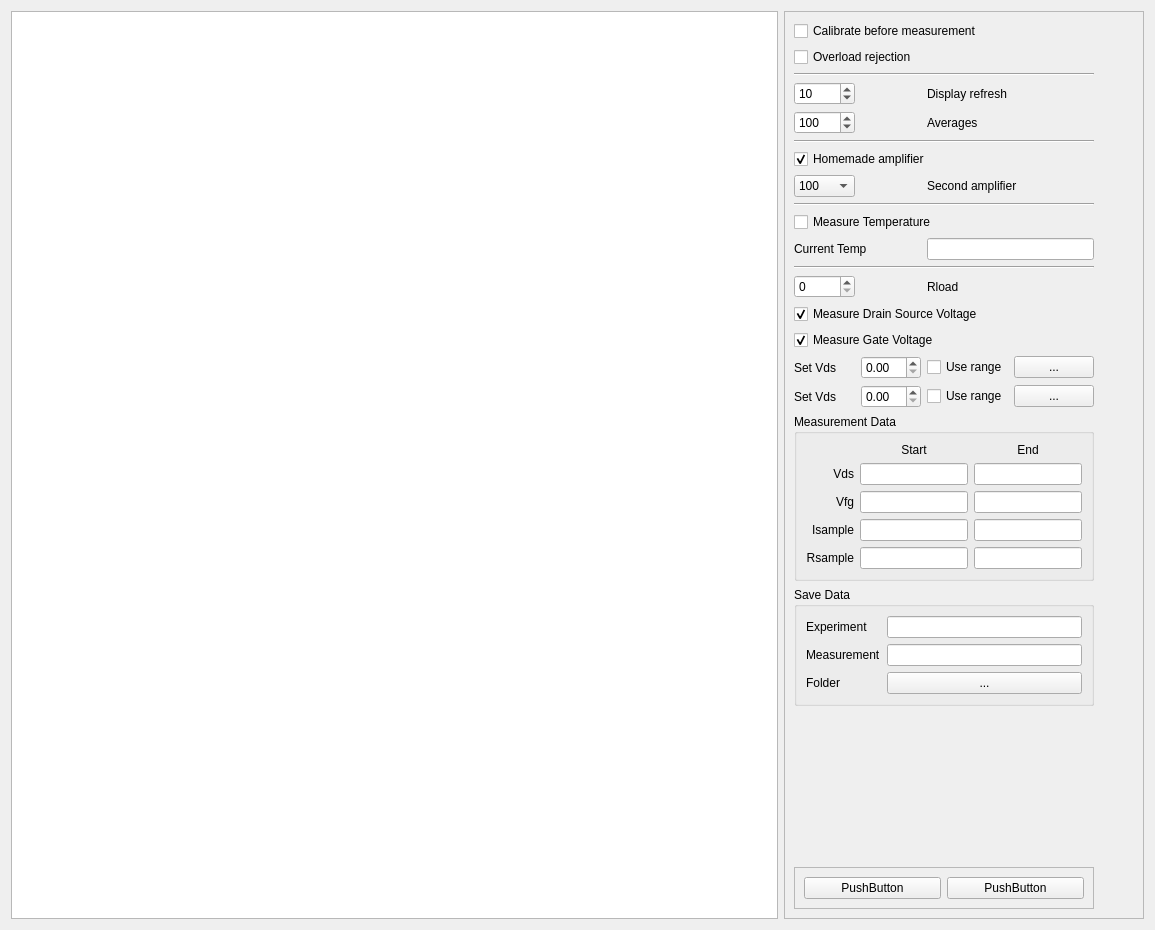
Qt form LegacyNoiseMeasurementSetup/UI_NoiseMeasurement.ui (zigorrom/LegacyNoiseMeasurementSetup) before a commit.
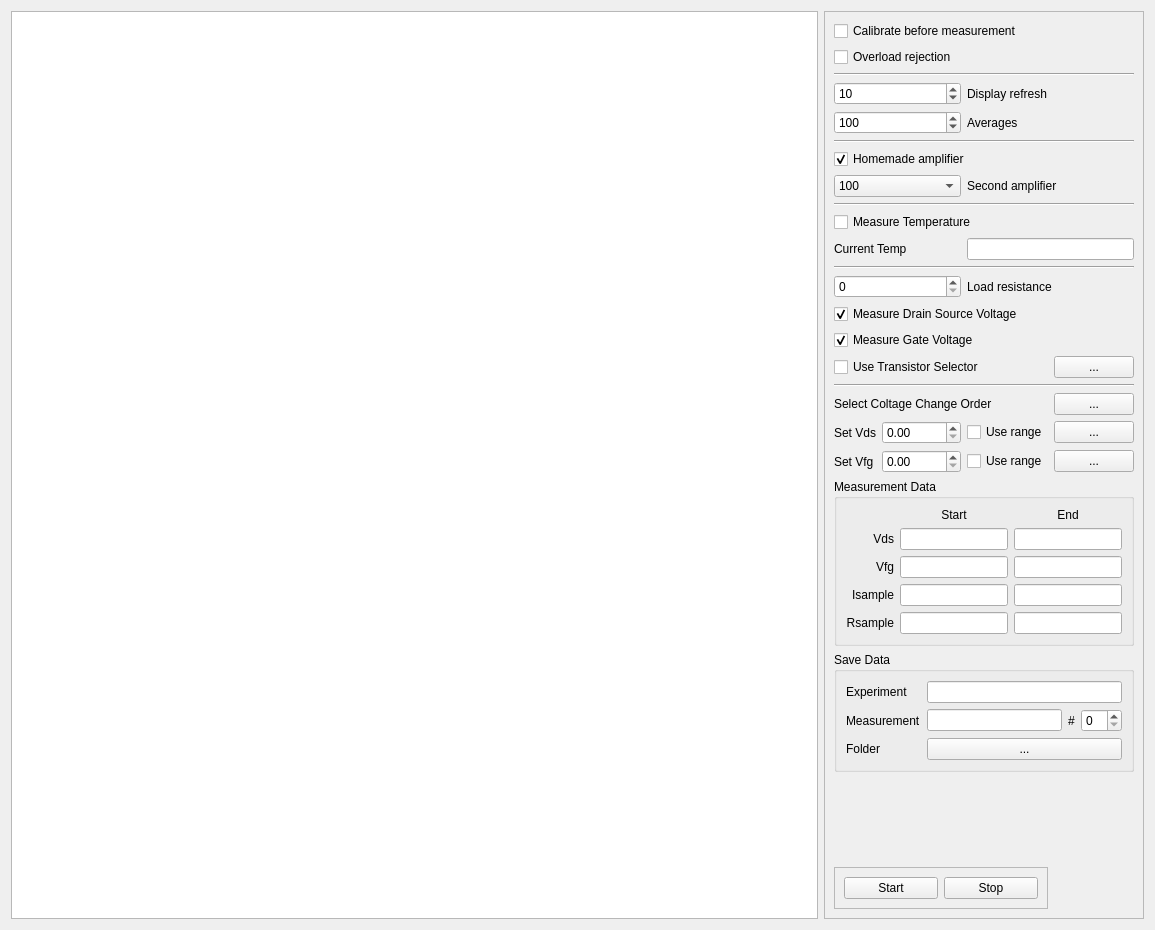
The same form after that commit.

Patch:
```diff
--- a/LegacyNoiseMeasurementSetup/UI_NoiseMeasurement.ui
+++ b/LegacyNoiseMeasurementSetup/UI_NoiseMeasurement.ui
@@ -20,7 +20,7 @@
    <item row="0" column="1">
     <widget class="QFrame" name="frame">
      <property name="sizePolicy">
-      <sizepolicy hsizetype="Fixed" vsizetype="Preferred">
+      <sizepolicy hsizetype="Preferred" vsizetype="Preferred">
        <horstretch>0</horstretch>
        <verstretch>0</verstretch>
       </sizepolicy>
@@ -32,7 +32,86 @@
       <enum>QFrame::Raised</enum>
      </property>
      <layout class="QGridLayout" name="gridLayout_2">
-      <item row="17" column="0" colspan="4">
+      <item row="25" column="1" colspan="5">
+       <widget class="QGroupBox" name="groupBox_2">
+        <property name="title">
+         <string>Save Data</string>
+        </property>
+        <layout class="QGridLayout" name="gridLayout_4">
+         <item row="0" column="0">
+          <widget class="QLabel" name="label_12">
+           <property name="text">
+            <string>Experiment</string>
+           </property>
+          </widget>
+         </item>
+         <item row="2" column="0">
+          <widget class="QLabel" name="label_14">
+           <property name="text">
+            <string>Folder</string>
+           </property>
+          </widget>
+         </item>
+         <item row="1" column="1">
+          <widget class="QLineEdit" name="lineEdit_12"/>
+         </item>
+         <item row="1" column="0">
+          <widget class="QLabel" name="label_13">
+           <property name="text">
+            <string>Measurement</string>
+           </property>
+          </widget>
+         </item>
+         <item row="1" column="2">
+          <widget class="QLabel" name="label_17">
+           <property name="text">
+            <string>#</string>
+           </property>
+          </widget>
+         </item>
+         <item row="1" column="3">
+          <widget class="QSpinBox" name="spinBox_4"/>
+         </item>
+         <item row="0" column="1" colspan="3">
+          <widget class="QLineEdit" name="lineEdit_11"/>
+         </item>
+         <item row="2" column="1" colspan="3">
+          <widget class="QPushButton" name="folderBrowseButton">
+           <property name="text">
+            <string>...</string>
+           </property>
+          </widget>
+         </item>
+        </layout>
+       </widget>
+      </item>
+      <item row="27" column="1" colspan="4">
+       <widget class="QFrame" name="frame_2">
+        <property name="frameShape">
+         <enum>QFrame::StyledPanel</enum>
+        </property>
+        <property name="frameShadow">
+         <enum>QFrame::Raised</enum>
+        </property>
+        <layout class="QHBoxLayout" name="horizontalLayout">
+         <item>
+          <widget class="QPushButton" name="startButton">
+           <property name="text">
+            <string>Start</string>
+           </property>
+          </widget>
+         </item>
+         <item>
+          <widget class="QPushButton" name="stopButton">
+           <property name="text">
+            <string>Stop</string>
+           </property>
+          </widget>
+         </item>
+        </layout>
+       </widget>
+      </item>
+      <item row="24" column="1" colspan="5">
        <widget class="QGroupBox" name="groupBox">
         <property name="sizePolicy">
          <sizepolicy hsizetype="Preferred" vsizetype="Maximum">
@@ -44,63 +123,49 @@
          <string>Measurement Data</string>
         </property>
         <layout class="QGridLayout" name="gridLayout">
-         <item row="0" column="1">
-          <widget class="QLabel" name="label_6">
-           <property name="text">
-            <string>Start</string>
-           </property>
-           <property name="alignment">
-            <set>Qt::AlignCenter</set>
-           </property>
-          </widget>
-         </item>
-         <item row="0" column="2">
-          <widget class="QLabel" name="label_7">
-           <property name="text">
-            <string>End</string>
-           </property>
-           <property name="alignment">
-            <set>Qt::AlignCenter</set>
-           </property>
-          </widget>
-         </item>
-         <item row="1" column="0">
-          <widget class="QLabel" name="label_8">
-           <property name="text">
-            <string>Vds</string>
-           </property>
-           <property name="alignment">
-            <set>Qt::AlignRight|Qt::AlignTrailing|Qt::AlignVCenter</set>
-           </property>
-          </widget>
-         </item>
-         <item row="1" column="1">
-          <widget class="QLineEdit" name="lineEdit_2"/>
-         </item>
          <item row="1" column="2">
-          <widget class="QLineEdit" name="lineEdit_3"/>
-         </item>
-         <item row="2" column="0">
-          <widget class="QLabel" name="label_9">
-           <property name="text">
-            <string>Vfg</string>
+          <widget class="QLineEdit" name="lineEdit_3">
+           <property name="enabled">
+            <bool>true</bool>
            </property>
-           <property name="alignment">
-            <set>Qt::AlignRight|Qt::AlignTrailing|Qt::AlignVCenter</set>
+           <property name="readOnly">
+            <bool>true</bool>
            </property>
           </widget>
          </item>
          <item row="2" column="1">
           <widget class="QLineEdit" name="lineEdit_5">
+           <property name="enabled">
+            <bool>true</bool>
+           </property>
            <property name="text">
             <string/>
            </property>
+           <property name="readOnly">
+            <bool>true</bool>
+           </property>
           </widget>
          </item>
          <item row="2" column="2">
           <widget class="QLineEdit" name="lineEdit_4">
+           <property name="enabled">
+            <bool>true</bool>
+           </property>
            <property name="text">
             <string/>
+           </property>
+           <property name="readOnly">
+            <bool>true</bool>
+           </property>
+          </widget>
+         </item>
+         <item row="1" column="0">
+          <widget class="QLabel" name="label_8">
+           <property name="text">
+            <string>Vds</string>
+           </property>
+           <property name="alignment">
+            <set>Qt::AlignRight|Qt::AlignTrailing|Qt::AlignVCenter</set>
            </property>
           </widget>
          </item>
@@ -114,10 +179,46 @@
            </property>
           </widget>
          </item>
+         <item row="0" column="1">
+          <widget class="QLabel" name="label_6">
+           <property name="text">
+            <string>Start</string>
+           </property>
+           <property name="alignment">
+            <set>Qt::AlignCenter</set>
+           </property>
+          </widget>
+         </item>
          <item row="3" column="1">
           <widget class="QLineEdit" name="lineEdit_6">
+           <property name="enabled">
+            <bool>true</bool>
+           </property>
            <property name="text">
             <string/>
+           </property>
+           <property name="readOnly">
+            <bool>true</bool>
+           </property>
+          </widget>
+         </item>
+         <item row="0" column="2">
+          <widget class="QLabel" name="label_7">
+           <property name="text">
+            <string>End</string>
+           </property>
+           <property name="alignment">
+            <set>Qt::AlignCenter</set>
+           </property>
+          </widget>
+         </item>
+         <item row="2" column="0">
+          <widget class="QLabel" name="label_9">
+           <property name="text">
+            <string>Vfg</string>
+           </property>
+           <property name="alignment">
+            <set>Qt::AlignRight|Qt::AlignTrailing|Qt::AlignVCenter</set>
            </property>
           </widget>
          </item>
@@ -131,135 +232,111 @@
            </property>
           </widget>
          </item>
-         <item row="4" column="1">
-          <widget class="QLineEdit" name="lineEdit_9">
-           <property name="text">
-            <string/>
-           </property>
-          </widget>
-         </item>
          <item row="4" column="2">
           <widget class="QLineEdit" name="lineEdit_8">
+           <property name="enabled">
+            <bool>true</bool>
+           </property>
            <property name="text">
             <string/>
+           </property>
+           <property name="readOnly">
+            <bool>true</bool>
+           </property>
+          </widget>
+         </item>
+         <item row="4" column="1">
+          <widget class="QLineEdit" name="lineEdit_9">
+           <property name="enabled">
+            <bool>true</bool>
+           </property>
+           <property name="text">
+            <string/>
+           </property>
+           <property name="readOnly">
+            <bool>true</bool>
            </property>
           </widget>
          </item>
          <item row="3" column="2">
           <widget class="QLineEdit" name="lineEdit_7">
+           <property name="enabled">
+            <bool>true</bool>
+           </property>
            <property name="text">
             <string/>
            </property>
-          </widget>
-         </item>
-        </layout>
-       </widget>
-      </item>
-      <item row="18" column="0" colspan="4">
-       <widget class="QGroupBox" name="groupBox_2">
-        <property name="title">
-         <string>Save Data</string>
-        </property>
-        <layout class="QGridLayout" name="gridLayout_4">
-         <item row="0" column="0">
-          <widget class="QLabel" name="label_12">
-           <property name="text">
-            <string>Experiment</string>
-           </property>
-          </widget>
-         </item>
-         <item row="1" column="0">
-          <widget class="QLabel" name="label_13">
-           <property name="text">
-            <string>Measurement</string>
-           </property>
-          </widget>
-         </item>
-         <item row="2" column="0">
-          <widget class="QLabel" name="label_14">
-           <property name="text">
-            <string>Folder</string>
+           <property name="readOnly">
+            <bool>true</bool>
            </property>
           </widget>
          </item>
          <item row="1" column="1">
-          <widget class="QLineEdit" name="lineEdit_12"/>
+          <widget class="QLineEdit" name="lineEdit_2"/>
          </item>
-         <item row="0" column="1">
-          <widget class="QLineEdit" name="lineEdit_11"/>
-         </item>
-         <item row="2" column="1">
-          <widget class="QPushButton" name="pushButton_3">
-           <property name="text">
-            <string>...</string>
-           </property>
-          </widget>
-         </item>
         </layout>
        </widget>
       </item>
-      <item row="20" column="0" colspan="4">
-       <widget class="QFrame" name="frame_2">
-        <property name="frameShape">
-         <enum>QFrame::StyledPanel</enum>
-        </property>
-        <property name="frameShadow">
-         <enum>QFrame::Raised</enum>
-        </property>
-        <layout class="QHBoxLayout" name="horizontalLayout">
-         <item>
-          <widget class="QPushButton" name="pushButton">
-           <property name="text">
-            <string>PushButton</string>
-           </property>
-          </widget>
-         </item>
-         <item>
-          <widget class="QPushButton" name="pushButton_2">
-           <property name="text">
-            <string>PushButton</string>
-           </property>
-          </widget>
-         </item>
-        </layout>
-       </widget>
-      </item>
-      <item row="1" column="0" colspan="3">
+      <item row="1" column="1" colspan="5">
        <widget class="QCheckBox" name="checkBox_2">
         <property name="text">
          <string>Overload rejection</string>
         </property>
        </widget>
       </item>
-      <item row="9" column="0" colspan="3">
-       <widget class="QCheckBox" name="checkBox_4">
+      <item row="12" column="4" colspan="2">
+       <widget class="QLabel" name="label_4">
         <property name="text">
-         <string>Measure Temperature</string>
+         <string>Load resistance</string>
         </property>
        </widget>
       </item>
-      <item row="10" column="0" colspan="2">
-       <widget class="QLabel" name="label_5">
-        <property name="text">
-         <string>Current Temp</string>
+      <item row="8" column="1" colspan="5">
+       <widget class="Line" name="line_3">
+        <property name="orientation">
+         <enum>Qt::Horizontal</enum>
         </property>
        </widget>
       </item>
-      <item row="0" column="0" colspan="4">
+      <item row="0" column="1" colspan="5">
        <widget class="QCheckBox" name="checkBox">
         <property name="text">
          <string>Calibrate before measurement</string>
         </property>
        </widget>
       </item>
-      <item row="3" column="2" colspan="2">
-       <widget class="QLabel" name="label">
+      <item row="10" column="1" colspan="3">
+       <widget class="QLabel" name="label_5">
         <property name="text">
-         <string>Display refresh</string>
+         <string>Current Temp</string>
         </property>
        </widget>
       </item>
-      <item row="6" column="0" colspan="3">
+      <item row="13" column="1" colspan="5">
+       <widget class="QCheckBox" name="checkBox_5">
+        <property name="text">
+         <string>Measure Drain Source Voltage</string>
+        </property>
+        <property name="checked">
+         <bool>true</bool>
+        </property>
+       </widget>
+      </item>
+      <item row="15" column="1" colspan="4">
+       <widget class="QCheckBox" name="checkBox_9">
+        <property name="text">
+         <string>Use Transistor Selector</string>
+        </property>
+       </widget>
+      </item>
+      <item row="11" column="1" colspan="5">
+       <widget class="Line" name="line_4">
+        <property name="orientation">
+         <enum>Qt::Horizontal</enum>
+        </property>
+       </widget>
+      </item>
+      <item row="6" column="1" colspan="5">
        <widget class="QCheckBox" name="checkBox_3">
         <property name="text">
          <string>Homemade amplifier</string>
@@ -269,14 +346,55 @@
         </property>
        </widget>
       </item>
-      <item row="4" column="2">
+      <item row="15" column="5">
+       <widget class="QPushButton" name="transistorSelector">
+        <property name="text">
+         <string>...</string>
+        </property>
+       </widget>
+      </item>
+      <item row="4" column="1" colspan="3">
+       <widget class="QSpinBox" name="spinBox_2">
+        <property name="minimum">
+         <number>1</number>
+        </property>
+        <property name="maximum">
+         <number>10000</number>
+        </property>
+        <property name="value">
+         <number>100</number>
+        </property>
+       </widget>
+      </item>
+      <item row="5" column="1" colspan="5">
+       <widget class="Line" name="line_2">
+        <property name="orientation">
+         <enum>Qt::Horizontal</enum>
+        </property>
+       </widget>
+      </item>
+      <item row="3" column="4" colspan="2">
+       <widget class="QLabel" name="label">
+        <property name="text">
+         <string>Display refresh</string>
+        </property>
+       </widget>
+      </item>
+      <item row="16" column="1" colspan="5">
+       <widget class="Line" name="line_5">
+        <property name="orientation">
+         <enum>Qt::Horizontal</enum>
+        </property>
+       </widget>
+      </item>
+      <item row="4" column="4" colspan="2">
        <widget class="QLabel" name="label_2">
         <property name="text">
          <string>Averages</string>
         </property>
        </widget>
       </item>
-      <item row="7" column="0">
+      <item row="7" column="1" colspan="3">
        <widget class="QComboBox" name="comboBox">
         <property name="currentIndex">
          <number>4</number>
@@ -316,75 +434,7 @@
         </item>
        </widget>
       </item>
-      <item row="3" column="0">
-       <widget class="QSpinBox" name="spinBox">
-        <property name="minimum">
-         <number>1</number>
-        </property>
-        <property name="maximum">
-         <number>1000</number>
-        </property>
-        <property name="value">
-         <number>10</number>
-        </property>
-       </widget>
-      </item>
-      <item row="5" column="0" colspan="4">
-       <widget class="Line" name="line_2">
-        <property name="orientation">
-         <enum>Qt::Horizontal</enum>
-        </property>
-       </widget>
-      </item>
-      <item row="7" column="2" colspan="2">
-       <widget class="QLabel" name="label_3">
-        <property name="text">
-         <string>Second amplifier</string>
-        </property>
-       </widget>
-      </item>
-      <item row="2" column="0" colspan="4">
-       <widget class="Line" name="line">
-        <property name="orientation">
-         <enum>Qt::Horizontal</enum>
-        </property>
-       </widget>
-      </item>
-      <item row="4" column="0">
-       <widget class="QSpinBox" name="spinBox_2">
-        <property name="minimum">
-         <number>1</number>
-        </property>
-        <property name="maximum">
-         <number>10000</number>
-        </property>
-        <property name="value">
-         <number>100</number>
-        </property>
-       </widget>
-      </item>
-      <item row="8" column="0" colspan="4">
-       <widget class="Line" name="line_3">
-        <property name="orientation">
-         <enum>Qt::Horizontal</enum>
-        </property>
-       </widget>
-      </item>
-      <item row="11" column="0" colspan="4">
-       <widget class="Line" name="line_4">
-        <property name="orientation">
-         <enum>Qt::Horizontal</enum>
-        </property>
-       </widget>
-      </item>
-      <item row="16" column="0">
-       <widget class="QLabel" name="label_16">
-        <property name="text">
-         <string>Set Vds</string>
-        </property>
-       </widget>
-      </item>
-      <item row="14" column="0" colspan="3">
+      <item row="14" column="1" colspan="5">
        <widget class="QCheckBox" name="checkBox_6">
         <property name="text">
          <string>Measure Gate Voltage</string>
@@ -394,84 +444,92 @@
         </property>
        </widget>
       </item>
-      <item row="16" column="1">
-       <widget class="QDoubleSpinBox" name="doubleSpinBox_2"/>
-      </item>
-      <item row="12" column="2">
-       <widget class="QLabel" name="label_4">
+      <item row="17" column="5">
+       <widget class="QPushButton" name="selectVoltageChangeOrder">
         <property name="text">
-         <string>Rload</string>
+         <string>...</string>
         </property>
        </widget>
       </item>
-      <item row="10" column="2" colspan="2">
-       <widget class="QLineEdit" name="lineEdit"/>
-      </item>
-      <item row="15" column="0">
+      <item row="18" column="1">
        <widget class="QLabel" name="label_15">
         <property name="text">
          <string>Set Vds</string>
         </property>
        </widget>
       </item>
-      <item row="10" column="4">
-       <spacer name="horizontalSpacer">
-        <property name="orientation">
-         <enum>Qt::Horizontal</enum>
-        </property>
-        <property name="sizeHint" stdset="0">
-         <size>
-          <width>40</width>
-          <height>20</height>
-         </size>
-        </property>
-       </spacer>
-      </item>
-      <item row="15" column="3">
-       <widget class="QPushButton" name="pushButton_4">
+      <item row="7" column="4" colspan="2">
+       <widget class="QLabel" name="label_3">
         <property name="text">
-         <string>...</string>
+         <string>Second amplifier</string>
         </property>
        </widget>
       </item>
-      <item row="13" column="0" colspan="4">
-       <widget class="QCheckBox" name="checkBox_5">
-        <property name="text">
-         <string>Measure Drain Source Voltage</string>
-        </property>
-        <property name="checked">
-         <bool>true</bool>
-        </property>
-       </widget>
-      </item>
-      <item row="15" column="1">
+      <item row="18" column="2" colspan="2">
        <widget class="QDoubleSpinBox" name="doubleSpinBox"/>
       </item>
-      <item row="16" column="2">
-       <widget class="QCheckBox" name="checkBox_8">
+      <item row="2" column="1" colspan="5">
+       <widget class="Line" name="line">
+        <property name="orientation">
+         <enum>Qt::Horizontal</enum>
+        </property>
+       </widget>
+      </item>
+      <item row="9" column="1" colspan="5">
+       <widget class="QCheckBox" name="checkBox_4">
         <property name="text">
-         <string>Use range</string>
+         <string>Measure Temperature</string>
         </property>
        </widget>
       </item>
-      <item row="12" column="0">
+      <item row="10" column="4" colspan="2">
+       <widget class="QLineEdit" name="lineEdit"/>
+      </item>
+      <item row="3" column="1" colspan="3">
+       <widget class="QSpinBox" name="spinBox">
+        <property name="minimum">
+         <number>1</number>
+        </property>
+        <property name="maximum">
+         <number>1000</number>
+        </property>
+        <property name="value">
+         <number>10</number>
+        </property>
+       </widget>
+      </item>
+      <item row="12" column="1" colspan="3">
        <widget class="QSpinBox" name="spinBox_3"/>
       </item>
-      <item row="15" column="2">
-       <widget class="QCheckBox" name="checkBox_7">
+      <item row="17" column="1" colspan="4">
+       <widget class="QLabel" name="label_18">
         <property name="text">
-         <string>Use range</string>
+         <string>Select Coltage Change Order</string>
         </property>
        </widget>
       </item>
-      <item row="16" column="3">
-       <widget class="QPushButton" name="pushButton_5">
+      <item row="23" column="1">
+       <widget class="QLabel" name="label_16">
+        <property name="text">
+         <string>Set Vfg</string>
+        </property>
+       </widget>
+      </item>
+      <item row="18" column="5">
+       <widget class="QPushButton" name="VdsRange">
         <property name="text">
          <string>...</string>
         </property>
        </widget>
       </item>
-      <item row="19" column="0">
+      <item row="23" column="4">
+       <widget class="QCheckBox" name="checkBox_8">
+        <property name="text">
+         <string>Use range</string>
+        </property>
+       </widget>
+      </item>
+      <item row="26" column="1" colspan="2">
        <spacer name="verticalSpacer">
         <property name="orientation">
          <enum>Qt::Vertical</enum>
@@ -484,6 +542,23 @@
         </property>
        </spacer>
       </item>
+      <item row="18" column="4">
+       <widget class="QCheckBox" name="checkBox_7">
+        <property name="text">
+         <string>Use range</string>
+        </property>
+       </widget>
+      </item>
+      <item row="23" column="5">
+       <widget class="QPushButton" name="VfgRange">
+        <property name="text">
+         <string>...</string>
+        </property>
+       </widget>
+      </item>
+      <item row="23" column="2" colspan="2">
+       <widget class="QDoubleSpinBox" name="doubleSpinBox_2"/>
+      </item>
      </layout>
     </widget>
    </item>
```
